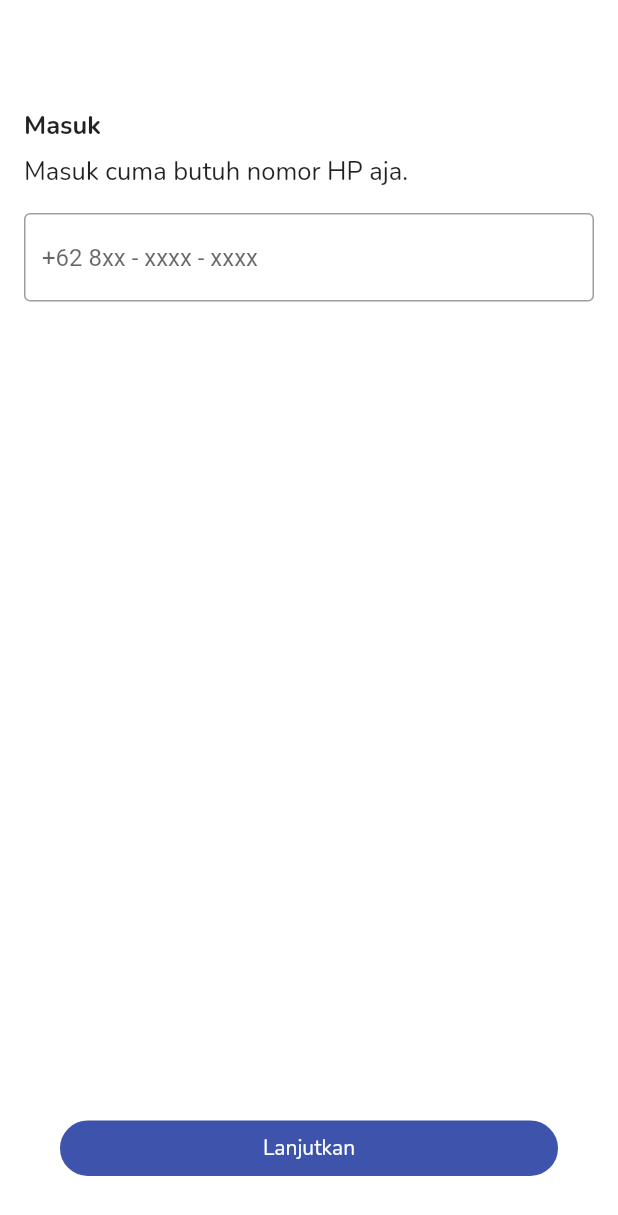
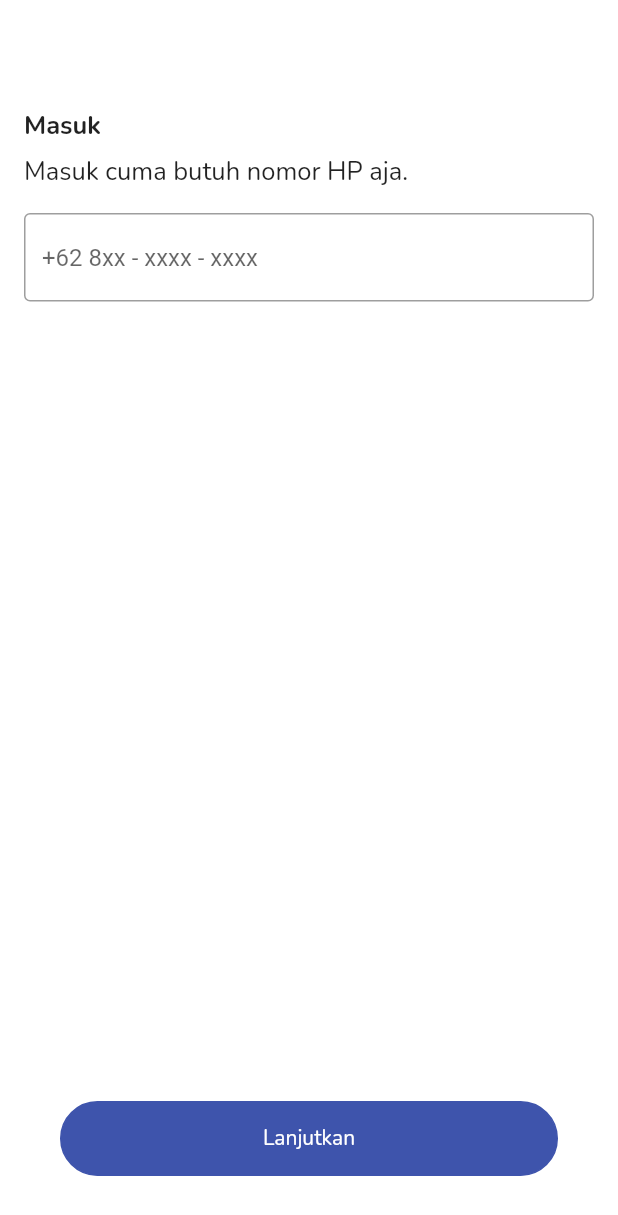
Before and after one commit to ntaulya/visipay, a Flutter app: the Login screen opened by its route, on a phone screen of 412 x 824 dp. Shown: the top 1215 px of the screen. Run offline on Flutter 3.47's test engine with Material 2 defaults, Android fonts, the phone set to English and light mode, and no system bars; our stand-ins replace bloc, dartz, flutter_bloc, flutter_svg, get_it, google_fonts and 3 more; missing offline and left inert: dart:ffi; accounts and stored records are empty; network calls fail.

Commit message:
save jwt, button refresh, pulsa/paket data

```diff
--- a/lib/data/datasources/remote/profile.dart
+++ b/lib/data/datasources/remote/profile.dart
@@ -3,6 +3,7 @@ import 'dart:convert';
 import 'package:visipay/core/extension/dartz_x.dart';
 import 'package:visipay/core/helper/api_request.dart';
 import 'package:dartz/dartz.dart';
+import 'package:visipay/core/helper/jwt.dart';
 import 'package:visipay/data/model/user.dart';
 import 'package:visipay/data/model/user_model.dart';
 import 'package:visipay/data/model/user_session.dart';
@@ -40,6 +41,7 @@ class ProfileRemoteDatasourcesImpl extends ProfileRemoteDatasources {
     print(response.asRight().body);
     if (response.asRight().statusCode == 200) {
       var body = json.decode(response.asRight().body);
+      await saveJWT(body['access_token']);
       var data = UserModel.fromJson(body['data']);
       return Future.value(Right(data));
     } else {
--- a/lib/main.dart
+++ b/lib/main.dart
@@ -3,6 +3,7 @@ import 'package:flutter_bloc/flutter_bloc.dart';
 import 'package:intl/date_symbol_data_local.dart';
 import 'package:visipay/bloc/cekTransaksi/cek_transaksi_bloc.dart';
 import 'package:visipay/bloc/editProfile/edit_profile_bloc.dart';
+import 'package:visipay/bloc/get_profile/get_profile_bloc.dart';
 import 'package:visipay/bloc/otp/otp_bloc.dart';
 import 'package:visipay/bloc/produk/produk_bloc.dart';
 import 'package:visipay/bloc/register/register_bloc.dart';
@@ -31,6 +32,7 @@ class MyApp extends StatelessWidget {
         BlocProvider(create: (context) => sl<RegisterBloc>()),
         BlocProvider(create: (context) => sl<OtpBloc>()),
         BlocProvider(create: (context) => sl<LoginBloc>()),
+        BlocProvider(create: (context) => sl<GetProfileBloc>()),
 
       ],
       child: MaterialApp(
--- a/lib/pages/auth/login.dart
+++ b/lib/pages/auth/login.dart
@@ -113,43 +113,32 @@ class _LoginState extends State<Login> {
           //bottom bar
           bottomNavigationBar: BlocProvider(
             create: (context) => sl<LoginBloc>(),
-            child: BlocConsumer<LoginBloc, LoginState>(
-              listener: (context, state) {
+            child:
+                BlocConsumer<LoginBloc, LoginState>(listener: (context, state) {
               if (state is userfound) {
                 Navigator.of(context).pushNamed("/pin",
                     arguments: {"phone": _phoneController.text});
               }
-              },
-              builder: (context, state) {
-                if (state is LoginInitial) {
-                  return Padding(
-                    padding: const EdgeInsets.all(40.0),
-                    child: Button("Lanjutkan", onTap: () {
-                      context
-                          .read<LoginBloc>()
-                          .add(finduser(_phoneController.text));
-                    }),
-                  );
-                } else if (state is LoginError) {
-                  print("error");
-                  return Padding(
-                    padding: const EdgeInsets.all(40.0),
-                    child: Button("Lanjutkan", onTap: () {
-                      context
-                          .read<LoginBloc>()
-                          .add(finduser(_phoneController.text));
-                    }),
-                  );
-                }
+            }, builder: (context, state) {
               return Padding(
                 padding: const EdgeInsets.all(40.0),
                 child: Button(
                   "Lanjutkan",
-                    backgroundColor: Primary50.withOpacity(0.5),
+                  height: 50,
+                  backgroundColor:
+                      (state is LoginInitial || state is LoginError)
+                          ? Primary50
+                          : Primary50.withOpacity(0.5),
+                  onTap: () {
+                    if (state is LoginInitial || state is LoginError) {
+                      context
+                          .read<LoginBloc>()
+                          .add(finduser(_phoneController.text));
+                    }
+                  },
                 ),
               );
-              },
-            ),
+            }),
           )),
     );
   }
--- a/lib/pages/auth/otp.dart
+++ b/lib/pages/auth/otp.dart
@@ -60,7 +60,8 @@ class _VerifyOtpPageState extends State<VerifyOtpPage> {
                       },
                       appContext: context,
                       length: 6,
-                      obscureText: false,
+                      obscureText: true,
+                      obscuringCharacter: "*",
                       animationType: AnimationType.fade,
                       pinTheme: PinTheme(
                           shape: PinCodeFieldShape.circle,
--- a/lib/pages/auth/pin.dart
+++ b/lib/pages/auth/pin.dart
@@ -58,7 +58,8 @@ class _PinState extends State<Pin> {
                     },
                     appContext: context,
                     length: 6,
-                    obscureText: false,
+                    obscureText: true,
+                    obscuringCharacter: "*",
                     animationType: AnimationType.fade,
                     pinTheme: PinTheme(
                         shape: PinCodeFieldShape.circle,
--- a/lib/pages/menu/profile/edit_profile.dart
+++ b/lib/pages/menu/profile/edit_profile.dart
@@ -137,9 +137,7 @@ class _EditProfileState extends State<EditProfile> {
                     BlocListener<EditProfileBloc, EditProfileState>(
                       listener: (context, state) {
                         if (state is EditProfileSuccess) {
-                          blocContext
-                              .read<GetProfileBloc>()
-                              .add(GetProfileInisiate());
+
                           Navigator.pop(context);
                         } else if (state is EditProfileError) {
                           ScaffoldMessenger.of(context).showSnackBar(SnackBar(
```
Also changed, not shown: lib/pages/menu/pln/pln.dart (+6 -2 lines), lib/pages/menu/profile/my_profile.dart (+13 -7 lines), lib/pages/menu/pulsa/konfirmasi_pembayaran.dart (+16 -6 lines), lib/pages/menu/pulsa/pulsapaket.dart (+7 -4 lines), lib/pages/splashScreen.dart (+4 -6 lines), assets/img/visipaylogo.png (added). Lines whose indentation alone changed are shown as unchanged.
